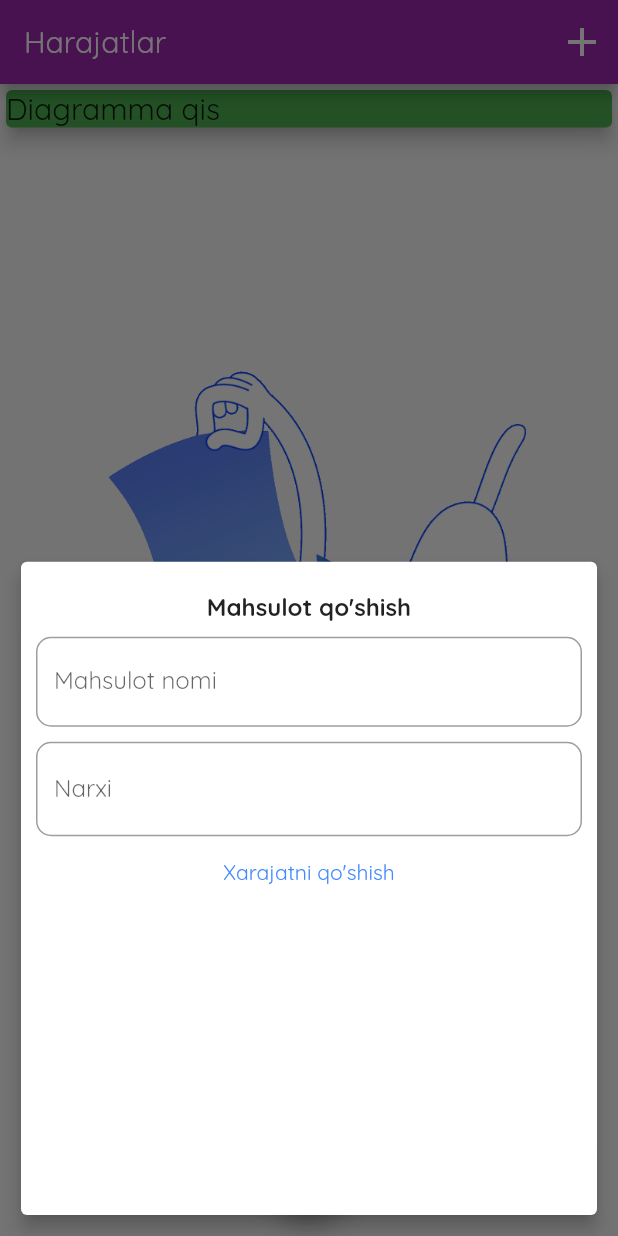
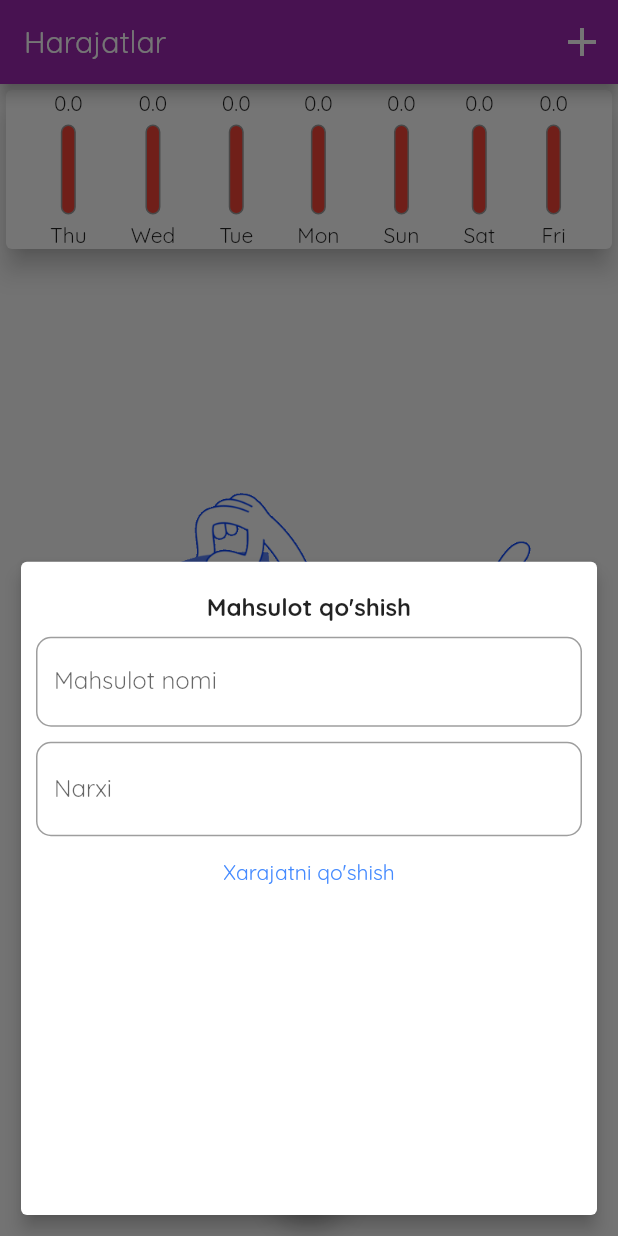
Before and after one commit to Asadbek-IP/expenses, a Flutter app: the screen it shows after launch, after a tap on the "add" icon, on a phone screen of 412 x 824 dp. Run offline on Flutter 3.47's test engine with Material 2 defaults, Android fonts, the phone set to English and light mode, and no system bars.

Commit message:
chart_bar

```diff
--- a/lib/main.dart
+++ b/lib/main.dart
@@ -1,12 +1,19 @@
 import 'package:expenses/model/transaction.dart';
+import 'package:expenses/widgets/chart.dart';
 import 'package:flutter/cupertino.dart';
 import 'package:flutter/material.dart';
+import 'package:intl/date_symbol_data_file.dart';
 import 'package:intl/intl.dart';
 
 import 'widgets/new_transaction.dart';
 import 'widgets/transaction_list.dart';
 
-void main(List<String> args) => runApp(MyApp());
+void main(List<String> args) {
+
+   runApp(MyApp());
+
+
+}
 
 
 class MyApp extends StatelessWidget {
@@ -78,16 +85,7 @@ class _ExpensesState extends State<Expenses> {
           //mainAxisAlignment: MainAxisAlignment.spaceEvenly,
           crossAxisAlignment: CrossAxisAlignment.stretch,
           children: [
-            Container(
-              child: const Card(
-                color: Colors.green,
-                elevation: 5,
-                child: Text(
-                  'Diagramma qis',
-                  style: TextStyle(fontSize: 20),
-                ),
-              ),
-            ),
+            Chart(recentTrList: transactions),
             TrnsactionList(transactions: transactions),
           ],
         ),
--- a/lib/model/transaction.dart
+++ b/lib/model/transaction.dart
@@ -10,4 +10,5 @@ class Transaction {
       required this.title,
       required this.date});
 
+
 }
--- a/lib/widgets/chart.dart
+++ b/lib/widgets/chart.dart
@@ -1,3 +1,4 @@
+import 'package:expenses/widgets/chart_bar.dart';
 import 'package:flutter/material.dart';
 import 'package:flutter/src/foundation/key.dart';
 import 'package:flutter/src/widgets/container.dart';
@@ -13,7 +14,6 @@ class Chart extends StatelessWidget {
   List<Map<String, Object>> get groupTrList {
     return List.generate(7, (index) {
       num totalSum = 0.0;
-
       final weekDay = DateTime.now().subtract(Duration(days: index));
       for(int i=0;i<recentTrList.length;i++){
         if (weekDay.day == recentTrList[i].date!.day &&
@@ -21,9 +21,10 @@ class Chart extends StatelessWidget {
           weekDay.year == recentTrList[i].date!.year) {
         totalSum = totalSum + recentTrList[i].price!;
       }
+
       }
       return {
-        "date": DateFormat("EEEE").format(weekDay).substring(0, 3),
+        "date": DateFormat.E().format(weekDay),
         "amount": totalSum
       };
     });
@@ -33,9 +34,10 @@ class Chart extends StatelessWidget {
   Widget build(BuildContext context) {
     return Card(
       elevation: 7,
-      child: Column(children: [
-        Text("")
-      ]),
+      child: Row(
+        mainAxisAlignment: MainAxisAlignment.spaceEvenly,
+        children: groupTrList.map((data) => ChartBar(date: data['date'].toString(), totalSum: data['amount'] as double)).toList(),
+      ),
     );
   }
 }
--- /dev/null
+++ b/lib/widgets/chart_bar.dart
@@ -0,0 +1,33 @@
+import 'package:flutter/cupertino.dart';
+import 'package:flutter/material.dart';
+import 'package:flutter/src/foundation/key.dart';
+import 'package:flutter/src/widgets/container.dart';
+import 'package:flutter/src/widgets/framework.dart';
+
+class ChartBar extends StatelessWidget {
+  String? date;
+  double? totalSum;
+  double? weekTotalSum;
+   ChartBar({Key? key,required this.date,required this.totalSum,this.weekTotalSum}) : super(key: key);
+
+  @override
+  Widget build(BuildContext context) {
+    return Column(
+        children: [
+          Text(totalSum.toString()),
+          SizedBox(height: 5,),
+          Container(
+            width: 10,
+            height: 60,
+            decoration: BoxDecoration(
+              color: Theme.of(context).primaryColor,
+              border: Border.all(color: Colors.grey),
+              borderRadius: BorderRadius.all(Radius.circular(10))
+            ),
+          ),
+          SizedBox(height: 5,),
+          Text(date.toString()),
+        ],
+    );
+  }
+}
```
